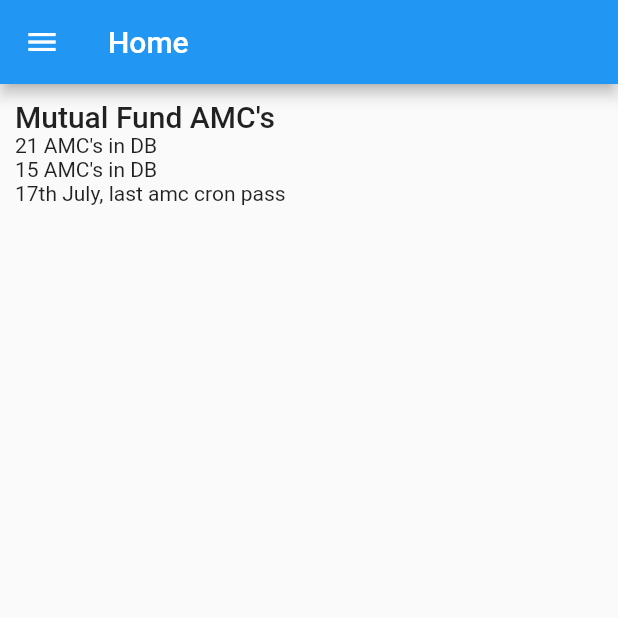
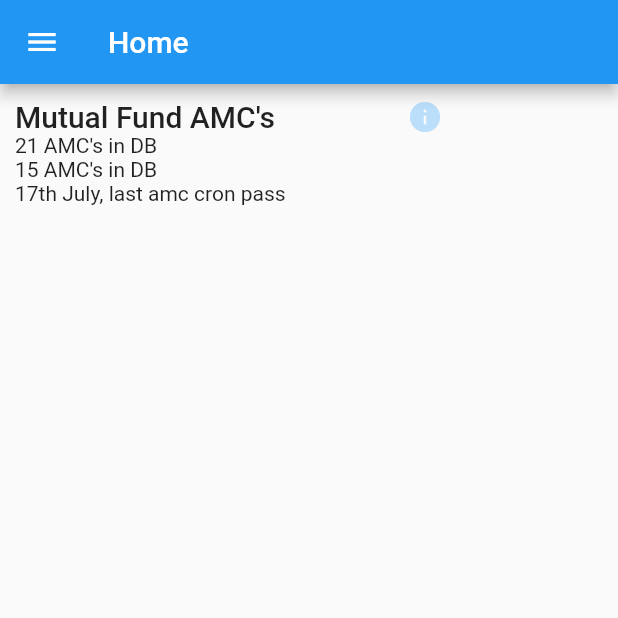
Before and after one commit to excellencetechnologies/flutter_start, a Flutter app: the screen it shows after launch, on a phone screen of 412 x 824 dp, the top half of it. Run offline on Flutter 3.47's test engine with Material 2 defaults, Android fonts, the phone set to English and light mode, and no system bars.

Commit message:
dashboard work

```diff
--- a/lib/widget/home/amc.dart
+++ b/lib/widget/home/amc.dart
@@ -5,6 +5,11 @@ class AMCSummary extends StatelessWidget {
   Widget build(BuildContext context) {
     return Container(
       margin: EdgeInsets.all(10),
+      child: Row(
+        crossAxisAlignment: CrossAxisAlignment.start,
+        children: <Widget>[
+          Expanded(
+            flex: 2,
             child: Column(
               mainAxisAlignment: MainAxisAlignment.start,
               crossAxisAlignment: CrossAxisAlignment.start,
@@ -18,6 +23,12 @@ class AMCSummary extends StatelessWidget {
                 Text("17th July, last amc cron pass"),
               ],
             ),
+          ),
+          Flexible(
+            child: Icon(Icons.info, color: Theme.of(context).primaryColorLight,),
+          )
+        ],
+      ),
     );
   }
 }
```
Lines whose indentation alone changed are shown as unchanged.
